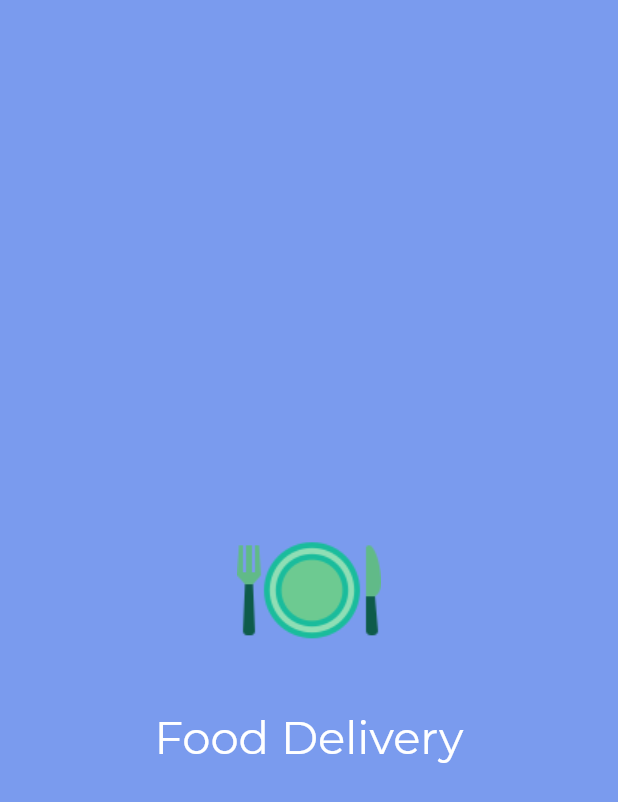
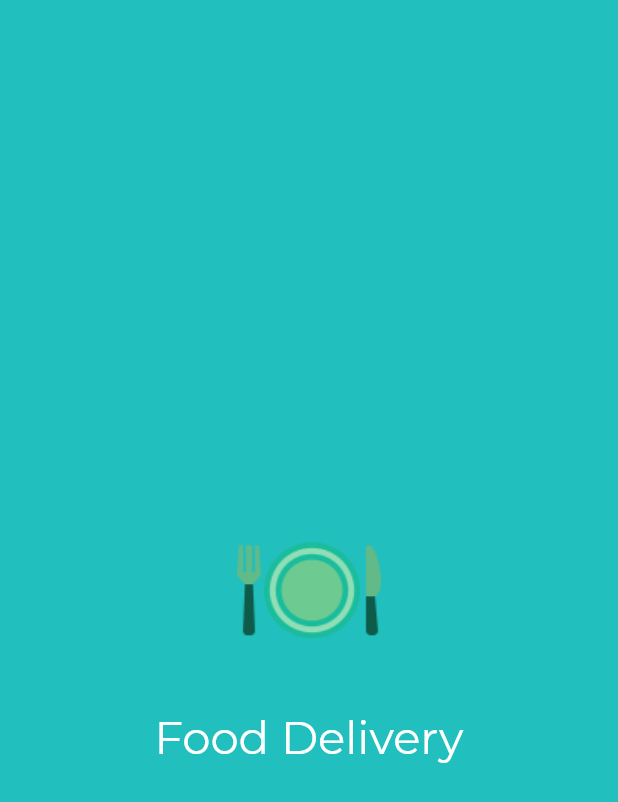
Before and after one commit to mariugo/food_delivery, a Flutter app: the screen it shows after launch, on a phone screen of 412 x 824 dp. Shown: the top 802 px of the screen. Run offline on Flutter 3.47's test engine with Material 2 defaults, Android fonts, the phone set to English and light mode, and no system bars.

Commit message:
update background color in splash screen

```diff
--- a/lib/screens/splash.dart
+++ b/lib/screens/splash.dart
@@ -44,7 +44,7 @@ class _Splash extends State<Splash> {
       print(isConnect);
       return  SafeArea(
         child: Scaffold(
-          backgroundColor: Color(0xFF7A9BEE),
+          backgroundColor: Color(0xFF21BFBD),
           body: Container(
             child: Center(
               child: Padding(
```
